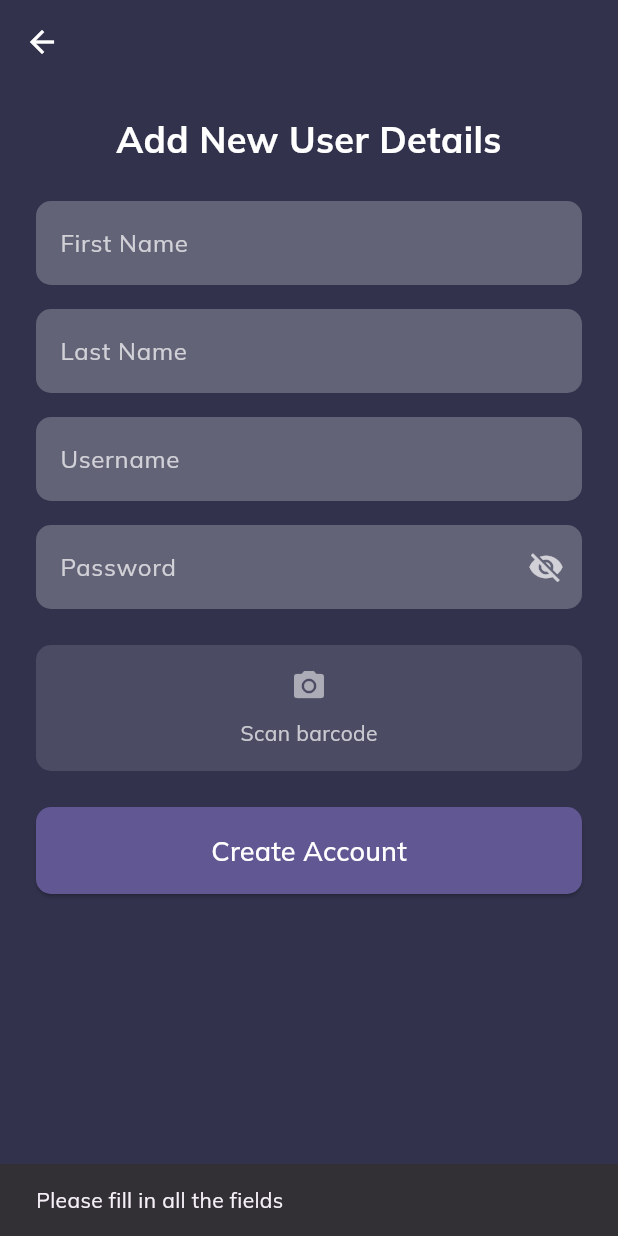
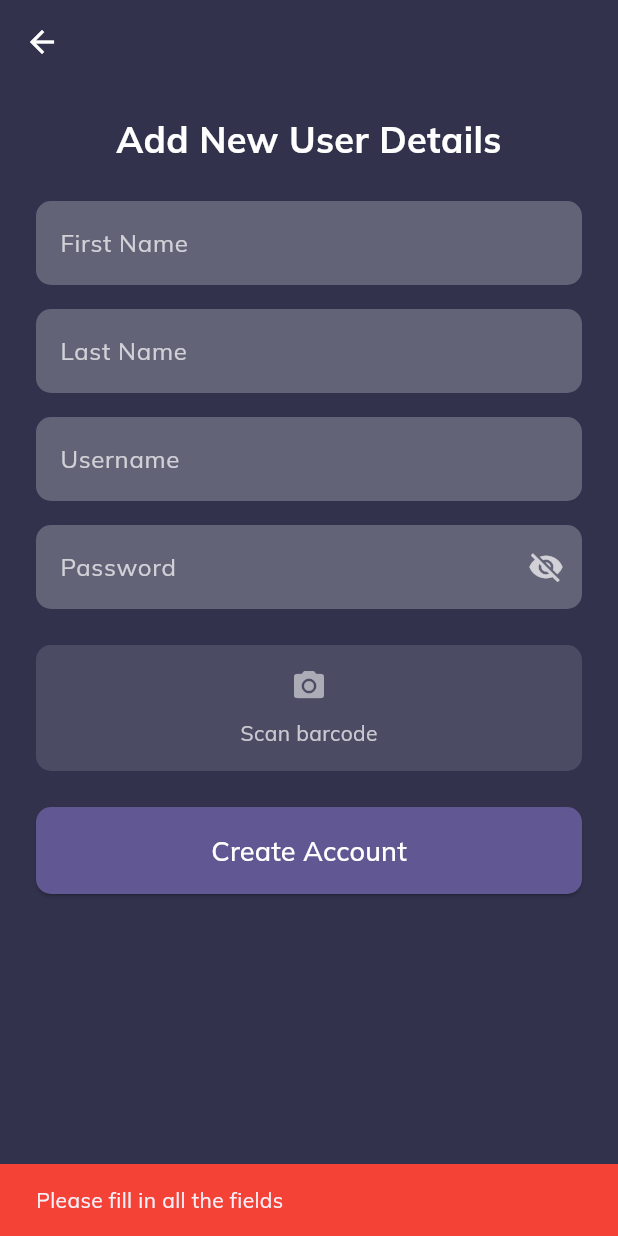
Before and after one commit to smitpatel24/libraryapp, a Flutter app: the AddUserPage screen opened directly, after a tap on "Create Account", on a phone screen of 412 x 824 dp. Run offline on Flutter 3.47's test engine with Material 3 defaults, Android fonts, the light colour scheme and no system bars; our stand-ins replace flutter_screenutil, flutter_svg, get, google_fonts, image_picker, shared_preferences and 1 more; missing offline and left inert: flutter_barcode_scanner; accounts and stored records are empty.

Commit message:
feat: (edit user) WIP edit user barcode scan done, update AddUserpage and UserDetailsPage legacy code to fit the supabase new singleton design

```diff
--- a/lib/admin/AddUserPage.dart
+++ b/lib/admin/AddUserPage.dart
@@ -1,3 +1,4 @@
+import 'dart:developer';
 import 'package:flutter/material.dart';
 import 'package:flutter_barcode_scanner/flutter_barcode_scanner.dart';
 import 'package:libraryapp/services/supabase_manager.dart';
@@ -8,37 +9,19 @@ class AddUserPage extends StatefulWidget {
 }
 
 class _AddUserPageState extends State<AddUserPage> {
+  // Use singleton instance
+  final SupabaseManager _supabaseManager = SupabaseManager.instance;
+
   final TextEditingController _firstNameController = TextEditingController();
   final TextEditingController _lastNameController = TextEditingController();
   final TextEditingController _usernameController = TextEditingController();
   final TextEditingController _passwordController = TextEditingController();
-  String? _scannedBarcode; // Store the scanned barcode
+  String? _scannedBarcode;
+  bool _isPasswordVisible = false;  // Add state for password visibility
 
   void _createAccount() async {
-    // 1. Validate input fields
-    if (_firstNameController.text.isEmpty ||
-        _lastNameController.text.isEmpty ||
-        _usernameController.text.isEmpty ||
-        _passwordController.text.isEmpty) {
-      if (mounted) {
-        ScaffoldMessenger.of(context).showSnackBar(
-          const SnackBar(content: Text('Please fill in all the fields')),
-        );
-      }
-      return;
-    }
+    if (!_validateInputs()) return;
 
-    // 2. Check if a barcode has been scanned
-    if (_scannedBarcode == null) {
-      if (mounted) {
-        ScaffoldMessenger.of(context).showSnackBar(
-          const SnackBar(content: Text('Please scan a barcode first')),
-        );
-      }
-      return;
-    }
-
-    // Show a loading indicator while the user is being created
     if (mounted) {
       showDialog(
         context: context,
@@ -48,8 +31,8 @@ class _AddUserPageState extends State<AddUserPage> {
     }
 
     try {
-      // Call the SupabaseManager to create a user
-      await SupabaseManager().createUserAsAReader(
+      log('Calling createUserAsAReader...');
+      await _supabaseManager.createUserAsAReader(
         firstName: _firstNameController.text,
         lastName: _lastNameController.text,
         username: _usernameController.text,
@@ -57,11 +40,37 @@ class _AddUserPageState extends State<AddUserPage> {
         barcode: _scannedBarcode!,
       );
 
-      // On success, close the loading indicator
       if (mounted) {
-        Navigator.of(context).pop(); // Close the loading dialog
+        Navigator.of(context).pop(); // Close loading dialog
+        _clearForm();
+        _showSuccessMessage('User created successfully! Form cleared for new entry.');
+      }
+    } catch (error) {
+      if (mounted) {
+        Navigator.of(context).pop(); // Close loading dialog
+        _showErrorMessage('Error creating user: $error');
+      }
+    }
+  }
 
-        // Clear the form
+  bool _validateInputs() {
+    if (_firstNameController.text.isEmpty ||
+        _lastNameController.text.isEmpty ||
+        _usernameController.text.isEmpty ||
+        _passwordController.text.isEmpty) {
+      _showErrorMessage('Please fill in all the fields');
+      return false;
+    }
+
+    if (_scannedBarcode == null) {
+      _showErrorMessage('Please scan a barcode first');
+      return false;
+    }
+
+    return true;
+  }
+
+  void _clearForm() {
     _firstNameController.clear();
     _lastNameController.clear();
     _usernameController.clear();
@@ -69,65 +78,44 @@ class _AddUserPageState extends State<AddUserPage> {
     setState(() {
       _scannedBarcode = null;
     });
+  }
 
-        // Show success message using SnackBar
+  void _showSuccessMessage(String message) {
     ScaffoldMessenger.of(context).showSnackBar(
-          const SnackBar(
-            content:
-                Text('User created successfully! Form cleared for new entry.'),
+      SnackBar(
+        content: Text(message),
         backgroundColor: Colors.green,
       ),
     );
   }
-    } catch (error) {
-      if (mounted) {
-        Navigator.of(context).pop(); // Close the loading dialog
 
-        // Show error message using SnackBar
+  void _showErrorMessage(String message) {
     ScaffoldMessenger.of(context).showSnackBar(
       SnackBar(
-            content: Text('Error creating user: $error'),
+        content: Text(message),
         backgroundColor: Colors.red,
       ),
     );
-      }
-    }
   }
 
   Future<void> _scanBarcode() async {
     try {
       final barcodeScanRes = await FlutterBarcodeScanner.scanBarcode(
-        '#615793', // Using the same purple color as your theme
+        '#615793',
         'Cancel',
         true,
         ScanMode.BARCODE,
       );
+
       if (!mounted) return;
-      // Only update if a barcode was successfully scanned
+
       if (barcodeScanRes != '-1') {
-        setState(() {
-          _scannedBarcode = barcodeScanRes;
-        });
-
-        // Show success message
-        ScaffoldMessenger.of(context).showSnackBar(
-          SnackBar(
-            content: Text('Barcode scanned: $_scannedBarcode'),
-            backgroundColor: Colors.green,
-            duration: const Duration(seconds: 1),
-          ),
-        );
+        setState(() => _scannedBarcode = barcodeScanRes);
+        _showSuccessMessage('Barcode scanned: $barcodeScanRes');
       }
     } catch (e) {
-      // Check if widget is still mounted before using BuildContext
       if (!mounted) return;
-
-      ScaffoldMessenger.of(context).showSnackBar(
-        SnackBar(
-          content: Text('Failed to scan barcode: ${e.toString()}'),
-          backgroundColor: Colors.red,
-        ),
-      );
+      _showErrorMessage('Failed to scan barcode: ${e.toString()}');
     }
   }
 
@@ -141,7 +129,6 @@ class _AddUserPageState extends State<AddUserPage> {
         elevation: 0,
       ),
       body: SingleChildScrollView(
-        // Ensures the input form is scrollable
         padding: EdgeInsets.symmetric(horizontal: 24.0),
         child: Column(
           crossAxisAlignment: CrossAxisAlignment.stretch,
@@ -158,80 +145,61 @@ class _AddUserPageState extends State<AddUserPage> {
               textAlign: TextAlign.center,
             ),
             SizedBox(height: 24),
-            _buildTextField(
-                label: 'First Name', controller: _firstNameController),
+            _buildTextField(label: 'First Name', controller: _firstNameController),
             SizedBox(height: 16),
-            _buildTextField(
-                label: 'Last Name', controller: _lastNameController),
+            _buildTextField(label: 'Last Name', controller: _lastNameController),
             SizedBox(height: 16),
             _buildTextField(label: 'Username', controller: _usernameController),
             SizedBox(height: 16),
-            _buildTextField(
-                label: 'Password',
-                controller: _passwordController,
-                isPassword: true),
+            _buildPasswordField(),
             SizedBox(height: 24),
-            GestureDetector(
-              onTap: _scanBarcode,
-              child: Container(
-                padding: const EdgeInsets.symmetric(vertical: 15.0),
-                decoration: BoxDecoration(
-                  color: Colors.white12,
-                  borderRadius: BorderRadius.circular(10.0),
-                ),
-                child: Column(
-                  children: [
-                    Icon(
-                      _scannedBarcode != null
-                          ? Icons.check_circle
-                          : Icons.camera_alt,
-                      color: _scannedBarcode != null
-                          ? Colors.green
-                          : Colors.white54,
-                    ),
-                    const SizedBox(height: 10),
-                    Text(
-                      _scannedBarcode != null
-                          ? 'Barcode: $_scannedBarcode'
-                          : 'Scan barcode',
-                      style: TextStyle(
-                        color: _scannedBarcode != null
-                            ? Colors.green
-                            : Colors.white70,
-                      ),
-                    ),
-                  ],
-                ),
-              ),
-            ),
+            _buildBarcodeScanner(),
             SizedBox(height: 24),
-            ElevatedButton(
-              style: ElevatedButton.styleFrom(
-                backgroundColor: Color(0xFF615793),
-                padding: EdgeInsets.symmetric(vertical: 16.0),
-                shape: RoundedRectangleBorder(
-                  borderRadius: BorderRadius.circular(10.0),
-                ),
-              ),
-              onPressed: _createAccount,
-              child: Text('Create Account',
-                  style: TextStyle(fontSize: 18, color: Colors.white)),
-            ),
-            SizedBox(height: 80), // Adjust spacing as needed
+            _buildCreateAccountButton(),
+            SizedBox(height: 80),
           ],
         ),
       ),
     );
   }
 
+  Widget _buildPasswordField() {
+    return TextField(
+      controller: _passwordController,
+      obscureText: !_isPasswordVisible,
+      decoration: InputDecoration(
+        labelText: 'Password',
+        labelStyle: TextStyle(color: Colors.white70),
+        filled: true,
+        fillColor: Colors.white24,
+        border: OutlineInputBorder(
+          borderRadius: BorderRadius.circular(10.0),
+          borderSide: BorderSide.none,
+        ),
+        focusedBorder: OutlineInputBorder(
+          borderRadius: BorderRadius.circular(10.0),
+          borderSide: BorderSide(color: Colors.orange, width: 1.5),
+        ),
+        suffixIcon: IconButton(
+          icon: Icon(
+            _isPasswordVisible ? Icons.visibility : Icons.visibility_off,
+            color: Colors.white70,
+          ),
+          onPressed: () {
+            setState(() => _isPasswordVisible = !_isPasswordVisible);
+          },
+        ),
+      ),
+      style: TextStyle(color: Colors.white70),
+    );
+  }
+
   Widget _buildTextField({
     required String label,
     required TextEditingController controller,
-    bool isPassword = false,
   }) {
     return TextField(
       controller: controller,
-      obscureText: isPassword,
       decoration: InputDecoration(
         labelText: label,
         labelStyle: TextStyle(color: Colors.white70),
@@ -245,11 +213,51 @@ class _AddUserPageState extends State<AddUserPage> {
           borderRadius: BorderRadius.circular(10.0),
           borderSide: BorderSide(color: Colors.orange, width: 1.5),
         ),
-        suffixIcon: isPassword
-            ? Icon(Icons.visibility_off, color: Colors.white70)
-            : null,
       ),
       style: TextStyle(color: Colors.white70),
+    );
+  }
+
+  Widget _buildBarcodeScanner() {
+    return GestureDetector(
+      onTap: _scanBarcode,
+      child: Container(
+        padding: const EdgeInsets.symmetric(vertical: 15.0),
+        decoration: BoxDecoration(
+          color: Colors.white12,
+          borderRadius: BorderRadius.circular(10.0),
+        ),
+        child: Column(
+          children: [
+            Icon(
+              _scannedBarcode != null ? Icons.check_circle : Icons.camera_alt,
+              color: _scannedBarcode != null ? Colors.green : Colors.white54,
+            ),
+            const SizedBox(height: 10),
+            Text(
+              _scannedBarcode != null ? 'Barcode: $_scannedBarcode' : 'Scan barcode',
+              style: TextStyle(
+                color: _scannedBarcode != null ? Colors.green : Colors.white70,
+              ),
+            ),
+          ],
+        ),
+      ),
+    );
+  }
+
+  Widget _buildCreateAccountButton() {
+    return ElevatedButton(
+      style: ElevatedButton.styleFrom(
+        backgroundColor: Color(0xFF615793),
+        padding: EdgeInsets.symmetric(vertical: 16.0),
+        shape: RoundedRectangleBorder(
+          borderRadius: BorderRadius.circular(10.0),
+        ),
+      ),
+      onPressed: _createAccount,
+      child: Text('Create Account',
+          style: TextStyle(fontSize: 18, color: Colors.white)),
     );
   }
 
@@ -259,7 +267,6 @@ class _AddUserPageState extends State<AddUserPage> {
     _lastNameController.dispose();
     _usernameController.dispose();
     _passwordController.dispose();
-    _scannedBarcode = null;
     super.dispose();
   }
 }
--- a/lib/models/reader.dart
+++ b/lib/models/reader.dart
@@ -2,11 +2,13 @@ class Reader {
   final String firstname;
   final String lastname;
   final String barcode;
+  final String id;
 
   Reader({
     required this.firstname,
     required this.lastname,
     required this.barcode,
+    required this.id,
   });
 
   factory Reader.fromSupabase(Map<String, dynamic> json) {
@@ -14,6 +16,7 @@ class Reader {
       firstname: json['fname'] as String,
       lastname: json['lname'] as String,
       barcode: json['barcode'] as String,
+      id: json['id'] as String,
     );
   }
 
@@ -22,6 +25,7 @@ class Reader {
       'firstname': firstname,
       'lastname': lastname,
       'barcode': barcode,
+      'id': id,
     };
   }
 }
--- a/lib/services/supabase_manager.dart
+++ b/lib/services/supabase_manager.dart
@@ -214,6 +214,7 @@ class SupabaseManager {
     required String password,
     required String barcode,
   }) async {
+    log('Creating user: $firstName $lastName');
     try {
       // Hash the password before storing it in the database
       final passwordHash = _hashPassword(password);
```
Also changed, not shown: lib/admin/EditUserPage.dart (+94 -18 lines), lib/admin/UserDetailsPage.dart (+4 -7 lines). Lines whose indentation alone changed are shown as unchanged.
